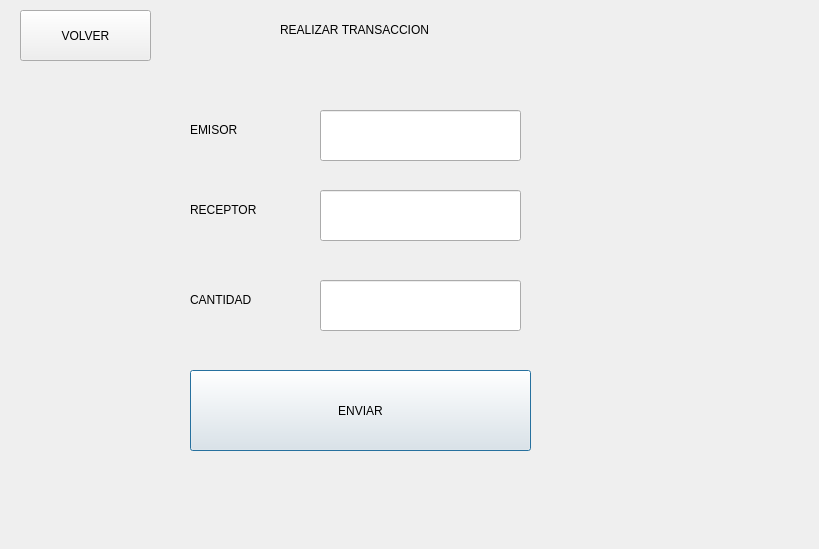
The window that Dynamicvv/ui/generar.ui (utec-aed-2022-2/proyecto-equipo-4) describes before a commit, drawn with Qt 5.
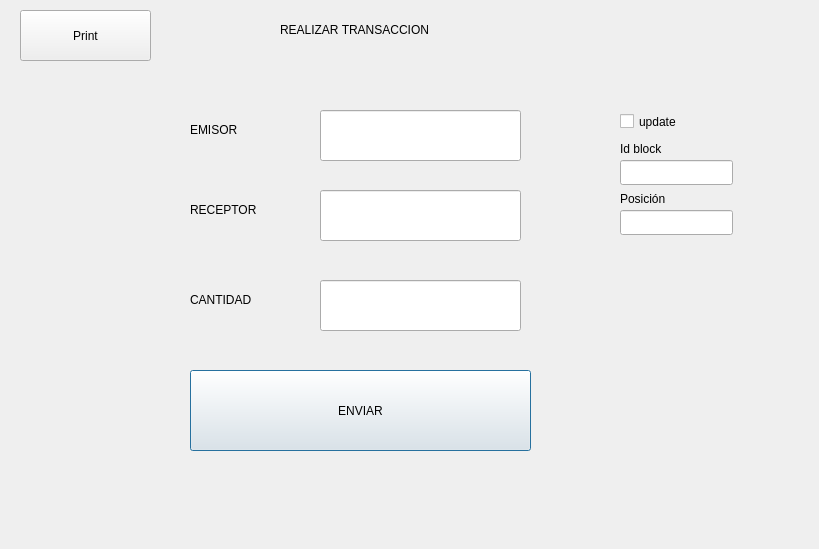
The same window after the commit.

Diff of the .ui file:
```diff
--- a/Dynamicvv/ui/generar.ui
+++ b/Dynamicvv/ui/generar.ui
@@ -118,7 +118,66 @@
     </rect>
    </property>
    <property name="text">
-    <string>VOLVER</string>
+    <string>Print</string>
+   </property>
+  </widget>
+  <widget class="QCheckBox" name="checkBox">
+   <property name="geometry">
+    <rect>
+     <x>620</x>
+     <y>110</y>
+     <width>92</width>
+     <height>23</height>
+    </rect>
+   </property>
+   <property name="text">
+    <string>update</string>
+   </property>
+  </widget>
+  <widget class="QLineEdit" name="lineEdit_4">
+   <property name="geometry">
+    <rect>
+     <x>620</x>
+     <y>160</y>
+     <width>113</width>
+     <height>25</height>
+    </rect>
+   </property>
+  </widget>
+  <widget class="QLineEdit" name="lineEdit_5">
+   <property name="geometry">
+    <rect>
+     <x>620</x>
+     <y>210</y>
+     <width>113</width>
+     <height>25</height>
+    </rect>
+   </property>
+  </widget>
+  <widget class="QLabel" name="label_5">
+   <property name="geometry">
+    <rect>
+     <x>620</x>
+     <y>140</y>
+     <width>67</width>
+     <height>17</height>
+    </rect>
+   </property>
+   <property name="text">
+    <string>Id block</string>
+   </property>
+  </widget>
+  <widget class="QLabel" name="label_6">
+   <property name="geometry">
+    <rect>
+     <x>620</x>
+     <y>190</y>
+     <width>67</width>
+     <height>17</height>
+    </rect>
+   </property>
+   <property name="text">
+    <string>Posición</string>
    </property>
   </widget>
  </widget>
```
